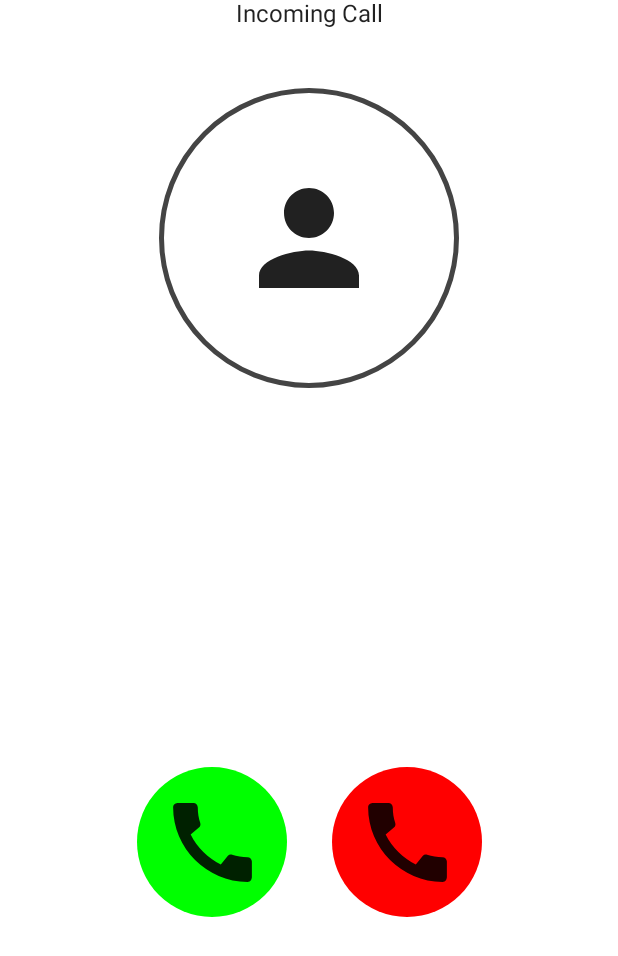
After one commit to satvik2131/childMonitorApp, an Android app built with Jetpack Compose: the CallingScreen screen opened through its navigation route, on a phone screen of 412 x 824 dp. The commit adds this screen. Shown: the top 956 px of the screen. Run offline under Robolectric (Android 15) with nearby library versions, the phone set to English and light mode, and no system bars; our stand-ins replace Firebase (no records; nobody signed in at launch, a user with empty details on screens opened directly); libraries missing offline, so code that uses them is left out: com.firebase.ui; 3 statements that could not run were skipped.

Commit message:
callingscreen added

```diff
--- /dev/null
+++ b/app/src/main/java/com/example/project4042/views/CallingScreen.kt
@@ -0,0 +1,85 @@
+package com.example.project4042.views
+
+import androidx.compose.foundation.background
+import androidx.compose.foundation.border
+import androidx.compose.foundation.layout.*
+import androidx.compose.foundation.shape.CircleShape
+import androidx.compose.material.Icon
+import androidx.compose.material.IconButton
+import androidx.compose.material.Text
+import androidx.compose.material.icons.Icons
+import androidx.compose.material.icons.filled.Call
+import androidx.compose.material.icons.filled.Person
+import androidx.compose.runtime.Composable
+import androidx.compose.ui.Alignment
+import androidx.compose.ui.Modifier
+import androidx.compose.ui.draw.shadow
+import androidx.compose.ui.graphics.Color
+import androidx.compose.ui.tooling.preview.Preview
+import androidx.compose.ui.unit.dp
+import androidx.compose.ui.unit.sp
+
+@Composable
+fun CallingScreen(){
+    Column(
+        modifier = Modifier
+            .fillMaxSize(),
+        horizontalAlignment = Alignment.CenterHorizontally,
+        verticalArrangement = Arrangement.spacedBy(40.dp)
+    ) {
+        Text(
+            "Incoming Call",
+            modifier = Modifier.wrapContentSize(
+                align = Alignment.TopCenter
+            )
+        )
+
+        IconButton(
+            onClick = { /*TODO*/ },
+            Modifier
+                .size(200.dp)
+                .border(3.dp, Color.DarkGray, shape = CircleShape)
+        ) {
+            Icon(Icons.Default.Person, contentDescription = "Caller",Modifier.size(100.dp))
+        }
+
+
+        Row(
+            Modifier
+                .fillMaxSize()
+                .wrapContentSize(align = Alignment.Center),
+            verticalAlignment = Alignment.CenterVertically,
+            horizontalArrangement = Arrangement.spacedBy(30.dp)
+        ) {
+            IconButton(
+                onClick = { /*TODO*/ },
+                modifier = Modifier
+                    .size(100.dp)
+                    .background(Color.Green,shape= CircleShape)
+//                    .shadow(10.dp)
+            ) {
+                Icon(Icons.Default.Call, contentDescription = "pick call",Modifier.size(70.dp))
+            }
+
+            IconButton(
+                onClick = { /*TODO*/ },
+                modifier = Modifier
+                    .size(100.dp)
+                    .background(Color.Red,shape= CircleShape)
+//                    .shadow(10.dp)
+
+
+            ) {
+                Icon(Icons.Default.Call, contentDescription = "reject call",Modifier.size(70.dp))
+            }
+        }
+
+    }
+}
+
+
+@Preview
+@Composable
+fun CallingScreenPreview(){
+    CallingScreen()
+}
--- a/app/src/main/java/com/example/project4042/views/MainContent.kt
+++ b/app/src/main/java/com/example/project4042/views/MainContent.kt
@@ -1,5 +1,7 @@
 package com.example.project4042
 
+import android.os.Build
+import androidx.annotation.RequiresApi
 import androidx.compose.foundation.layout.fillMaxSize
 import androidx.compose.material.Surface
 import androidx.compose.runtime.Composable
@@ -8,9 +10,10 @@ import androidx.compose.ui.tooling.preview.Preview
 import androidx.navigation.compose.NavHost
 import androidx.navigation.compose.composable
 import androidx.navigation.compose.rememberNavController
+import com.example.project4042.views.CallingScreen
 
 
-
+@RequiresApi(Build.VERSION_CODES.N)
 @Composable
 fun MainContent() {
     val navController = rememberNavController()
@@ -25,8 +28,12 @@ fun MainContent() {
                 LoginWithGoogle(navController)
             }
 
-            composable("childInfo"){
-                AddChildInfo(navController = navController)
+            composable("homepage"){
+                Homepage(navController = navController)
+            }
+
+            composable("callingScreen"){
+                CallingScreen()
             }
 
         }
--- a/app/src/main/res/values/strings.xml
+++ b/app/src/main/res/values/strings.xml
@@ -1,4 +1,4 @@
 <resources>
     <string name="app_name">Project4042</string>
-    <string name="default_web_client_id">1087189526784-qnjbhbdvpn4m0et914bc3br1s86t190r.apps.googleusercontent.com</string>
+<!--    <string name="default_web_client_id">1087189526784-qnjbhbdvpn4m0et914bc3br1s86t190r.apps.googleusercontent.com</string>-->
 </resources>
```
Also changed, not shown: app/build.gradle (+8 -0 lines), app/src/main/AndroidManifest.xml (+25 -0 lines), app/src/main/java/com/example/project4042/MyAdminReceiver.kt (added, +7 -0 lines), app/src/main/java/com/example/project4042/data/data.kt (deleted, +0 -17 lines), app/src/main/java/com/example/project4042/viewModel/LoginScreenModel.kt (deleted, +0 -26 lines), app/src/main/java/com/example/project4042/views/AddChildInfo.kt (deleted, +0 -28 lines), app/src/main/java/com/example/project4042/views/Homepage.kt (added, +164 -0 lines), app/src/main/java/com/example/project4042/views/Login.kt (+51 -30 lines), app/src/main/res/xml/admin.xml (added, +13 -0 lines), build.gradle (+11 -0 lines).
